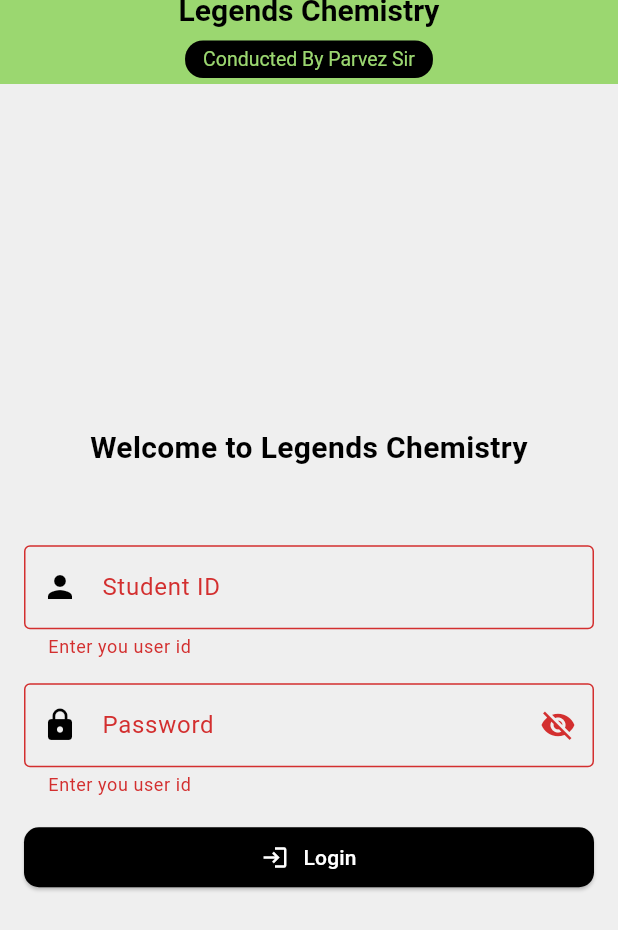
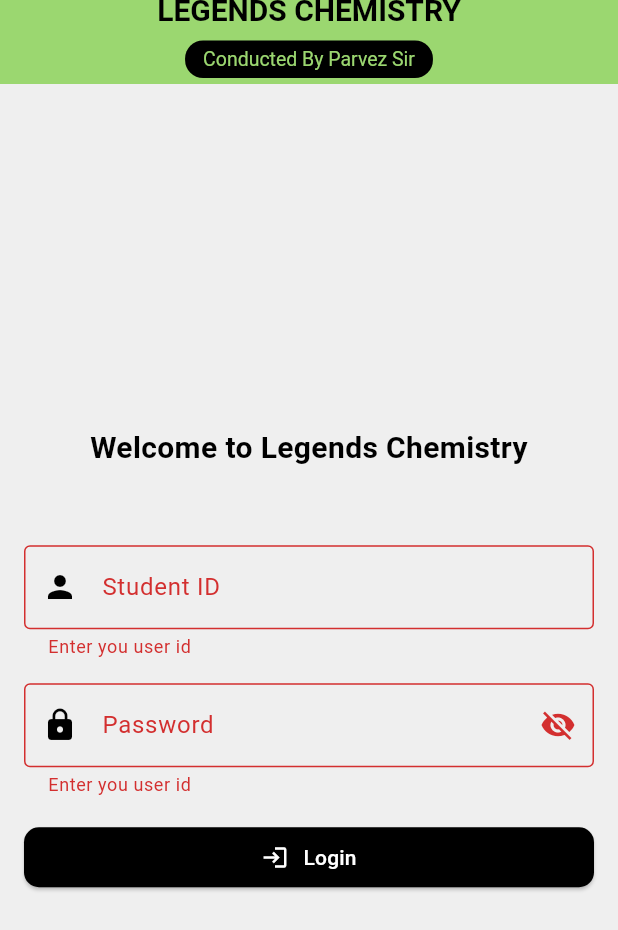
Before and after one commit to maynul-soft/Student-LMS, a Flutter app: the screen it shows after launch, after a tap on "Login", on a phone screen of 412 x 824 dp. Shown: the top 930 px of the screen. Run offline on Flutter 3.47's test engine with Material 3 defaults, Android fonts, the phone set to English and light mode, and no system bars; our stand-ins replace firebase_core, firebase_crashlytics, firebase_messaging, flutter_local_notifications, get, logger and 1 more; missing offline and left inert: firebase_messaging_platform_interface; accounts and stored records are empty.

Commit message:
add text controller

```diff
--- /dev/null
+++ b/lib/app/constants/app_text.dart
@@ -0,0 +1,6 @@
+class AppTexts{
+  static const String noDataFound = 'No data found';
+  static const String legendsChemistryCapital = 'LEGENDS CHEMISTRY';
+  static const String legendsChemistryInitialCapital = 'Legends Chemistry';
+  static const String conductedBy = 'Conducted By Parvez Sir';
+}
--- a/lib/features/attendance/ui/screens/attendace_screen.dart
+++ b/lib/features/attendance/ui/screens/attendace_screen.dart
@@ -1,4 +1,5 @@
 import 'package:flutter/material.dart';
+import 'package:lms/app/constants/app_text.dart';
 import 'package:lms/app/utils/app_colors.dart';
 import 'package:get/get.dart';
 
@@ -38,7 +39,7 @@ class _AttendanceScreenState extends State<AttendanceScreen> {
       appBar: AppBar(
           backgroundColor: AppColors.themColor,
           title: const Text(
-            'LEGENDS CHEMISTRY',
+            AppTexts.legendsChemistryCapital,
             style: TextStyle(fontSize: 25, color: Colors.black),
           )),
       body: SingleChildScrollView(
--- a/lib/features/auth/ui/screens/login_screen.dart
+++ b/lib/features/auth/ui/screens/login_screen.dart
@@ -1,4 +1,5 @@
 import 'package:flutter/material.dart';
+import 'package:lms/app/constants/app_text.dart';
 import 'package:lms/app/utils/app_colors.dart';
 import 'package:lms/features/auth/ui/widgets/login_form.dart';
 
@@ -23,7 +24,7 @@ class LoginScreen extends StatelessWidget {
           mainAxisAlignment: MainAxisAlignment.center,
           children: [
             const Text(
-              'Legends Chemistry',
+              AppTexts.legendsChemistryCapital,
               style: TextStyle(
                 fontSize: 20,
                 fontWeight: FontWeight.bold,
@@ -40,7 +41,7 @@ class LoginScreen extends StatelessWidget {
                     Radius.circular(12.0)), // Rounded corners
               ),
               child: const Text(
-                'Conducted By Parvez Sir',
+                AppTexts.conductedBy,
                 style: TextStyle(
                   fontSize: 13,
                   color: Color(0xFF9BD770), // Text color
--- a/lib/features/auth/ui/screens/splash_screen.dart
+++ b/lib/features/auth/ui/screens/splash_screen.dart
@@ -1,4 +1,5 @@
 import 'package:flutter/material.dart';
+import 'package:lms/app/constants/app_text.dart';
 import 'package:lms/app/utils/app_colors.dart';
 import 'package:lms/app/utils/assets_path.dart';
 import 'package:lms/features/auth/ui/screens/login_screen.dart';
@@ -76,7 +77,7 @@ class _SplashScreenState extends State<SplashScreen>
                   borderRadius: BorderRadius.circular(12.0), // Rounded corners
                 ),
                 child: const Text(
-                  'Conducted By Parvez Sir',
+                  AppTexts.conductedBy,
                   style: TextStyle(
                     fontSize: 14,
                     color: Color(0xFF9BD770), // Text color
--- a/lib/features/auth/ui/widgets/login_form.dart
+++ b/lib/features/auth/ui/widgets/login_form.dart
@@ -1,4 +1,5 @@
 import 'package:flutter/material.dart';
+import 'package:lms/app/constants/app_text.dart';
 import 'package:lms/features/auth/data/services/login_service.dart';
 import '../../../../common/widgets/input_field.dart';
 
@@ -28,7 +29,7 @@ class _LoginFromState extends State<LoginFrom> {
             crossAxisAlignment: CrossAxisAlignment.stretch,
             children: [
               const Text(
-                'Welcome to Legends Chemistry',
+                'Welcome to ${AppTexts.legendsChemistryInitialCapital}',
                 textAlign: TextAlign.center,
                 style: TextStyle(
                   fontSize: 20.0,
--- a/lib/features/home/ui/screens/home_screen.dart
+++ b/lib/features/home/ui/screens/home_screen.dart
@@ -1,4 +1,5 @@
 import 'package:flutter/material.dart';
+import 'package:lms/app/constants/app_text.dart';
 import 'package:lms/common/controller/auth_controller.dart';
 import 'package:lms/common/data/models/student_data_model.dart';
 import 'package:lms/features/auth/ui/screens/login_screen.dart';
@@ -119,7 +120,7 @@ class _HomeScreenState extends State<HomeScreen> {
       backgroundColor: Colors.transparent,
       elevation: 0,
       title: const Text(
-        'LEGENDS CHEMISTRY',
+        AppTexts.legendsChemistryCapital,
         style: TextStyle(color: Colors.black, fontSize: 20),
       ),
       actions: [
--- a/lib/features/result/ui/screens/result_screen.dart
+++ b/lib/features/result/ui/screens/result_screen.dart
@@ -1,5 +1,6 @@
 import 'package:flutter/material.dart';
 import 'package:get/get.dart';
+import 'package:lms/app/constants/app_text.dart';
 import 'package:lms/app/utils/app_colors.dart';
 import 'package:lms/features/result/ui/contrller/result_controller.dart';
 
@@ -39,7 +40,7 @@ class _ResultScreenState extends State<ResultScreen> {
     double width = MediaQuery.of(context).size.width - 30;
     return Scaffold(
       appBar: AppBar(
-        title: const Text('LEGENDS CHEMISTRY'),
+        title: const Text(AppTexts.legendsChemistryCapital),
         backgroundColor: AppColors.themColor,
       ),
       body: Padding(
@@ -124,7 +125,7 @@ class _ResultScreenState extends State<ResultScreen> {
           visible: resultContrller.filteredList.isNotEmpty,
           replacement: const Padding(
             padding: EdgeInsets.only(top: 250),
-            child: Center(child: Text('No Data found')),
+            child: Center(child: Text(AppTexts.noDataFound)),
           ),
           child: SingleChildScrollView(
             scrollDirection: Axis.horizontal,
--- a/lib/features/upcoming_exam/ui/screens/upcoming_exam_screen.dart
+++ b/lib/features/upcoming_exam/ui/screens/upcoming_exam_screen.dart
@@ -1,5 +1,6 @@
 import 'package:flutter/material.dart';
 import 'package:get/get.dart';
+import 'package:lms/app/constants/app_text.dart';
 import 'package:lms/app/utils/app_colors.dart';
 import 'package:lms/features/upcoming_exam/ui/contrller/upcoming_exam_controller.dart';
 
@@ -36,7 +37,7 @@ class _UpcomingExamScreenState extends State<UpcomingExamScreen> {
   Widget build(BuildContext context) {
     return Scaffold(
       appBar: AppBar(
-        title: const Text('LEGENDS CHEMISTRY'),
+        title: const Text(AppTexts.legendsChemistryCapital),
         backgroundColor: AppColors.themColor,
       ),
       body: Padding(
@@ -70,7 +71,7 @@ class _UpcomingExamScreenState extends State<UpcomingExamScreen> {
       ),
       child: Visibility(
         visible: upcomingExamController.upcomingExamList.isNotEmpty,
-        replacement: const Text('No Data found'),
+        replacement: const Text(AppTexts.noDataFound),
         child: SingleChildScrollView(
           scrollDirection: Axis.horizontal, // horizontal scroll enable korbe
           child: Table(
```
Also changed, not shown: lib/features/exam_list/ui/screens/exam_list_screen.dart (+4 -3 lines).
